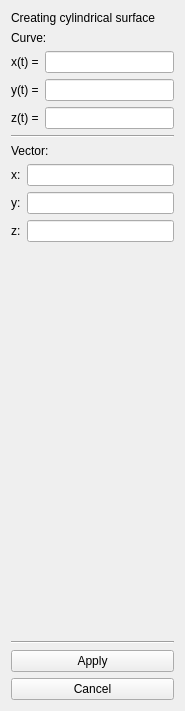
First picture: the form in package/ui/Widgets/ui/CreateCylindricalWidget.ui, repository DenDen039/surface-view, before the edit.
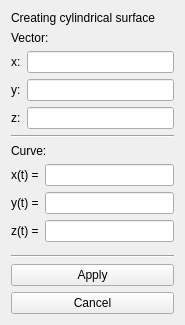
Second picture: the form after the edit.

```diff
--- a/package/ui/Widgets/ui/CreateCylindricalWidget.ui
+++ b/package/ui/Widgets/ui/CreateCylindricalWidget.ui
@@ -7,7 +7,7 @@
     <x>0</x>
     <y>0</y>
     <width>185</width>
-    <height>711</height>
+    <height>325</height>
    </rect>
   </property>
   <property name="windowTitle">
@@ -21,6 +21,66 @@
      </property>
     </widget>
    </item>
+   <item>
+    <widget class="QLabel" name="label_11">
+     <property name="text">
+      <string>Vector:</string>
+     </property>
+    </widget>
+   </item>
+   <item>
+    <layout class="QVBoxLayout" name="verticalLayout_point1_2">
+     <item>
+      <layout class="QHBoxLayout" name="horizontalLayout_4">
+       <item>
+        <widget class="QLabel" name="label_8">
+         <property name="text">
+          <string>x:</string>
+         </property>
+        </widget>
+       </item>
+       <item>
+        <widget class="QLineEdit" name="vector_input_x"/>
+       </item>
+      </layout>
+     </item>
+     <item>
+      <layout class="QHBoxLayout" name="horizontalLayout_8">
+       <item>
+        <widget class="QLabel" name="label_9">
+         <property name="text">
+          <string>y:</string>
+         </property>
+        </widget>
+       </item>
+       <item>
+        <widget class="QLineEdit" name="vector_input_y"/>
+       </item>
+      </layout>
+     </item>
+     <item>
+      <layout class="QHBoxLayout" name="horizontalLayout_9">
+       <item>
+        <widget class="QLabel" name="label_10">
+         <property name="text">
+          <string>z:</string>
+         </property>
+        </widget>
+       </item>
+       <item>
+        <widget class="QLineEdit" name="vector_input_z"/>
+       </item>
+      </layout>
+     </item>
+    </layout>
+   </item>
+   <item>
+    <widget class="Line" name="line">
+     <property name="orientation">
+      <enum>Qt::Horizontal</enum>
+     </property>
+    </widget>
+   </item>
    <item>
     <widget class="QLabel" name="label_14">
      <property name="text">
@@ -78,66 +138,6 @@
      </item>
     </layout>
    </item>
-   <item>
-    <widget class="Line" name="line">
-     <property name="orientation">
-      <enum>Qt::Horizontal</enum>
-     </property>
-    </widget>
-   </item>
-   <item>
-    <widget class="QLabel" name="label_11">
-     <property name="text">
-      <string>Vector:</string>
-     </property>
-    </widget>
-   </item>
-   <item>
-    <layout class="QVBoxLayout" name="verticalLayout_point1_2">
-     <item>
-      <layout class="QHBoxLayout" name="horizontalLayout_4">
-       <item>
-        <widget class="QLabel" name="label_8">
-         <property name="text">
-          <string>x:</string>
-         </property>
-        </widget>
-       </item>
-       <item>
-        <widget class="QLineEdit" name="vector_input_x"/>
-       </item>
-      </layout>
-     </item>
-     <item>
-      <layout class="QHBoxLayout" name="horizontalLayout_8">
-       <item>
-        <widget class="QLabel" name="label_9">
-         <property name="text">
-          <string>y:</string>
-         </property>
-        </widget>
-       </item>
-       <item>
-        <widget class="QLineEdit" name="vector_input_y"/>
-       </item>
-      </layout>
-     </item>
-     <item>
-      <layout class="QHBoxLayout" name="horizontalLayout_9">
-       <item>
-        <widget class="QLabel" name="label_10">
-         <property name="text">
-          <string>z:</string>
-         </property>
-        </widget>
-       </item>
-       <item>
-        <widget class="QLineEdit" name="vector_input_z"/>
-       </item>
-      </layout>
-     </item>
-    </layout>
-   </item>
    <item>
     <spacer name="verticalSpacer">
      <property name="orientation">
```
